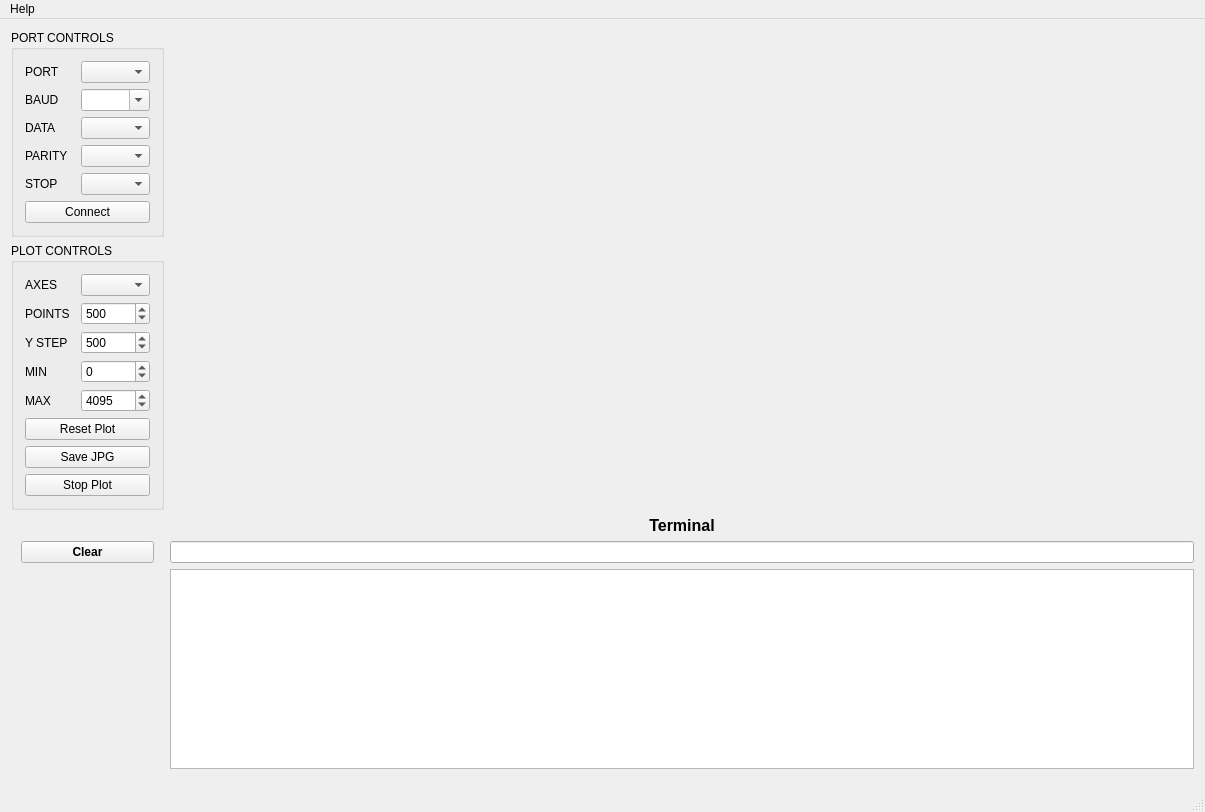
First picture: the form in mainwindow.ui, repository devlabnet/YASP, before the edit.
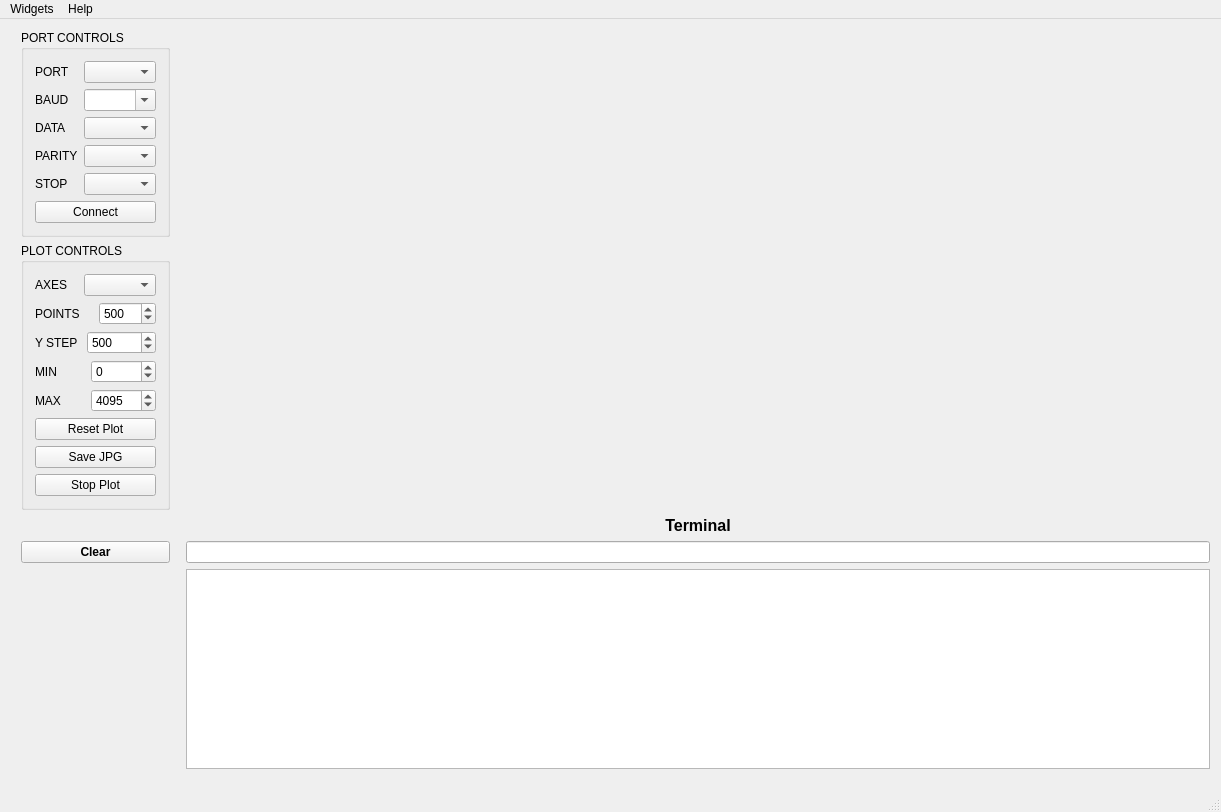
Second picture: the form after the edit. Custom widgets are drawn as their Qt base class.

Diff of the .ui file:
```diff
--- a/mainwindow.ui
+++ b/mainwindow.ui
@@ -23,6 +23,12 @@
    <layout class="QGridLayout" name="gridLayout_3">
     <item row="0" column="0">
      <layout class="QVBoxLayout" name="controlsLayout">
+      <property name="leftMargin">
+       <number>10</number>
+      </property>
+      <property name="rightMargin">
+       <number>10</number>
+      </property>
       <item>
        <widget class="QGroupBox" name="PortControlsBox">
         <property name="title">
@@ -41,12 +47,6 @@
             <layout class="QHBoxLayout" name="horizontalLayout">
              <item>
               <widget class="QLabel" name="labelPort">
-               <property name="maximumSize">
-                <size>
-                 <width>50</width>
-                 <height>16777215</height>
-                </size>
-               </property>
                <property name="text">
                 <string>PORT</string>
                </property>
@@ -60,18 +60,6 @@
                  <verstretch>0</verstretch>
                 </sizepolicy>
                </property>
-               <property name="minimumSize">
-                <size>
-                 <width>69</width>
-                 <height>0</height>
-                </size>
-               </property>
-               <property name="maximumSize">
-                <size>
-                 <width>69</width>
-                 <height>16777215</height>
-                </size>
-               </property>
               </widget>
              </item>
             </layout>
@@ -80,12 +68,6 @@
             <layout class="QHBoxLayout" name="horizontalLayout_2">
              <item>
               <widget class="QLabel" name="labelBaud">
-               <property name="maximumSize">
-                <size>
-                 <width>50</width>
-                 <height>16777215</height>
-                </size>
-               </property>
                <property name="text">
                 <string>BAUD</string>
                </property>
@@ -99,18 +81,6 @@
                  <verstretch>0</verstretch>
                 </sizepolicy>
                </property>
-               <property name="minimumSize">
-                <size>
-                 <width>69</width>
-                 <height>0</height>
-                </size>
-               </property>
-               <property name="maximumSize">
-                <size>
-                 <width>69</width>
-                 <height>16777215</height>
-                </size>
-               </property>
                <property name="editable">
                 <bool>true</bool>
                </property>
@@ -122,12 +92,6 @@
             <layout class="QHBoxLayout" name="horizontalLayout_3">
              <item>
               <widget class="QLabel" name="labelData">
-               <property name="maximumSize">
-                <size>
-                 <width>50</width>
-                 <height>16777215</height>
-                </size>
-               </property>
                <property name="text">
                 <string>DATA</string>
                </property>
@@ -141,18 +105,6 @@
                  <verstretch>0</verstretch>
                 </sizepolicy>
                </property>
-               <property name="minimumSize">
-                <size>
-                 <width>69</width>
-                 <height>0</height>
-                </size>
-               </property>
-               <property name="maximumSize">
-                <size>
-                 <width>69</width>
-                 <height>16777215</height>
-                </size>
-               </property>
               </widget>
              </item>
             </layout>
@@ -161,12 +113,6 @@
             <layout class="QHBoxLayout" name="horizontalLayout_4">
              <item>
               <widget class="QLabel" name="labelParity">
-               <property name="maximumSize">
-                <size>
-                 <width>50</width>
-                 <height>16777215</height>
-                </size>
-               </property>
                <property name="text">
                 <string>PARITY</string>
                </property>
@@ -180,18 +126,6 @@
                  <verstretch>0</verstretch>
                 </sizepolicy>
                </property>
-               <property name="minimumSize">
-                <size>
-                 <width>69</width>
-                 <height>0</height>
-                </size>
-               </property>
-               <property name="maximumSize">
-                <size>
-                 <width>69</width>
-                 <height>16777215</height>
-                </size>
-               </property>
               </widget>
              </item>
             </layout>
@@ -200,12 +134,6 @@
             <layout class="QHBoxLayout" name="horizontalLayout_5">
              <item>
               <widget class="QLabel" name="labelStop">
-               <property name="maximumSize">
-                <size>
-                 <width>50</width>
-                 <height>16777215</height>
-                </size>
-               </property>
                <property name="text">
                 <string>STOP</string>
                </property>
@@ -219,18 +147,6 @@
                  <verstretch>0</verstretch>
                 </sizepolicy>
                </property>
-               <property name="minimumSize">
-                <size>
-                 <width>69</width>
-                 <height>0</height>
-                </size>
-               </property>
-               <property name="maximumSize">
-                <size>
-                 <width>69</width>
-                 <height>16777215</height>
-                </size>
-               </property>
               </widget>
              </item>
             </layout>
@@ -284,18 +200,6 @@
             <layout class="QHBoxLayout" name="horizontalLayout_6">
              <item>
               <widget class="QLabel" name="labelAxes">
-               <property name="minimumSize">
-                <size>
-                 <width>0</width>
-                 <height>0</height>
-                </size>
-               </property>
-               <property name="maximumSize">
-                <size>
-                 <width>50</width>
-                 <height>16777215</height>
-                </size>
-               </property>
                <property name="text">
                 <string>AXES</string>
                </property>
@@ -303,18 +207,6 @@
              </item>
              <item>
               <widget class="QComboBox" name="comboAxes">
-               <property name="minimumSize">
-                <size>
-                 <width>69</width>
-                 <height>0</height>
-                </size>
-               </property>
-               <property name="maximumSize">
-                <size>
-                 <width>69</width>
-                 <height>16777215</height>
-                </size>
-               </property>
                <property name="currentIndex">
                 <number>-1</number>
                </property>
@@ -326,18 +218,6 @@
             <layout class="QHBoxLayout" name="horizontalLayout_10">
              <item>
               <widget class="QLabel" name="pointsLabel">
-               <property name="minimumSize">
-                <size>
-                 <width>50</width>
-                 <height>0</height>
-                </size>
-               </property>
-               <property name="maximumSize">
-                <size>
-                 <width>50</width>
-                 <height>16777215</height>
-                </size>
-               </property>
                <property name="text">
                 <string>POINTS</string>
                </property>
@@ -345,18 +225,6 @@
              </item>
              <item>
               <widget class="QSpinBox" name="spinPoints">
-               <property name="minimumSize">
-                <size>
-                 <width>69</width>
-                 <height>0</height>
-                </size>
-               </property>
-               <property name="maximumSize">
-                <size>
-                 <width>69</width>
-                 <height>16777215</height>
-                </size>
-               </property>
                <property name="minimum">
                 <number>10</number>
                </property>
@@ -374,18 +242,6 @@
             <layout class="QHBoxLayout" name="horizontalLayout_9">
              <item>
               <widget class="QLabel" name="labelYStep">
-               <property name="minimumSize">
-                <size>
-                 <width>50</width>
-                 <height>0</height>
-                </size>
-               </property>
-               <property name="maximumSize">
-                <size>
-                 <width>50</width>
-                 <height>16777215</height>
-                </size>
-               </property>
                <property name="text">
                 <string>Y STEP</string>
                </property>
@@ -425,18 +281,6 @@
             <layout class="QHBoxLayout" name="horizontalLayout_7">
              <item>
               <widget class="QLabel" name="label">
-               <property name="minimumSize">
-                <size>
-                 <width>50</width>
-                 <height>0</height>
-                </size>
-               </property>
-               <property name="maximumSize">
-                <size>
-                 <width>50</width>
-                 <height>16777215</height>
-                </size>
-               </property>
                <property name="text">
                 <string>MIN</string>
                </property>
@@ -444,18 +288,6 @@
              </item>
              <item>
               <widget class="QSpinBox" name="spinAxesMin">
-               <property name="minimumSize">
-                <size>
-                 <width>69</width>
-                 <height>0</height>
-                </size>
-               </property>
-               <property name="maximumSize">
-                <size>
-                 <width>69</width>
-                 <height>16777215</height>
-                </size>
-               </property>
                <property name="minimum">
                 <number>-65536</number>
                </property>
@@ -473,18 +305,6 @@
             <layout class="QHBoxLayout" name="horizontalLayout_8">
              <item>
               <widget class="QLabel" name="label_2">
-               <property name="minimumSize">
-                <size>
-                 <width>50</width>
-                 <height>0</height>
-                </size>
-               </property>
-               <property name="maximumSize">
-                <size>
-                 <width>50</width>
-                 <height>16777215</height>
-                </size>
-               </property>
                <property name="text">
                 <string>MAX</string>
                </property>
@@ -492,18 +312,6 @@
              </item>
              <item>
               <widget class="QSpinBox" name="spinAxesMax">
-               <property name="minimumSize">
-                <size>
-                 <width>69</width>
-                 <height>0</height>
-                </size>
-               </property>
-               <property name="maximumSize">
-                <size>
-                 <width>69</width>
-                 <height>16777215</height>
-                </size>
-               </property>
                <property name="minimum">
                 <number>-65536</number>
                </property>
@@ -679,6 +487,13 @@
     </property>
     <addaction name="actionHow_to_use"/>
    </widget>
+   <widget class="QMenu" name="menuWidgets">
+    <property name="title">
+     <string>Widgets</string>
+    </property>
+    <addaction name="actionShowWidgets"/>
+   </widget>
+   <addaction name="menuWidgets"/>
    <addaction name="menuHelo"/>
   </widget>
   <action name="actionHow_to_use">
```
Left out of the diff: 5 changed lines with no effect on the pictures.
